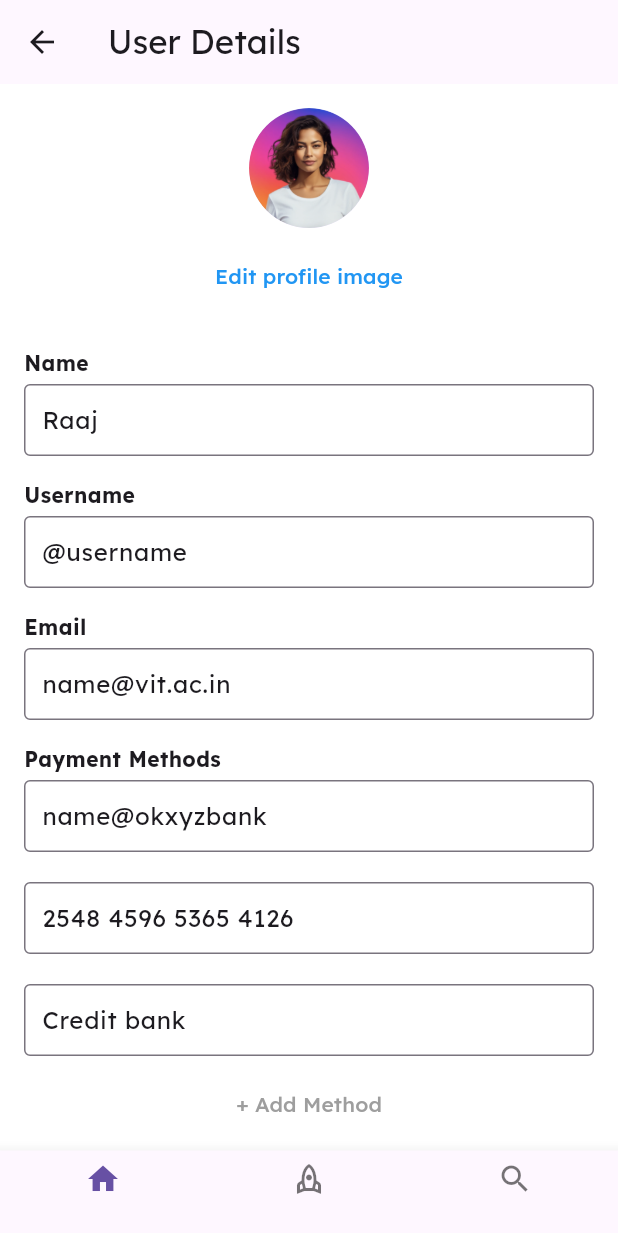
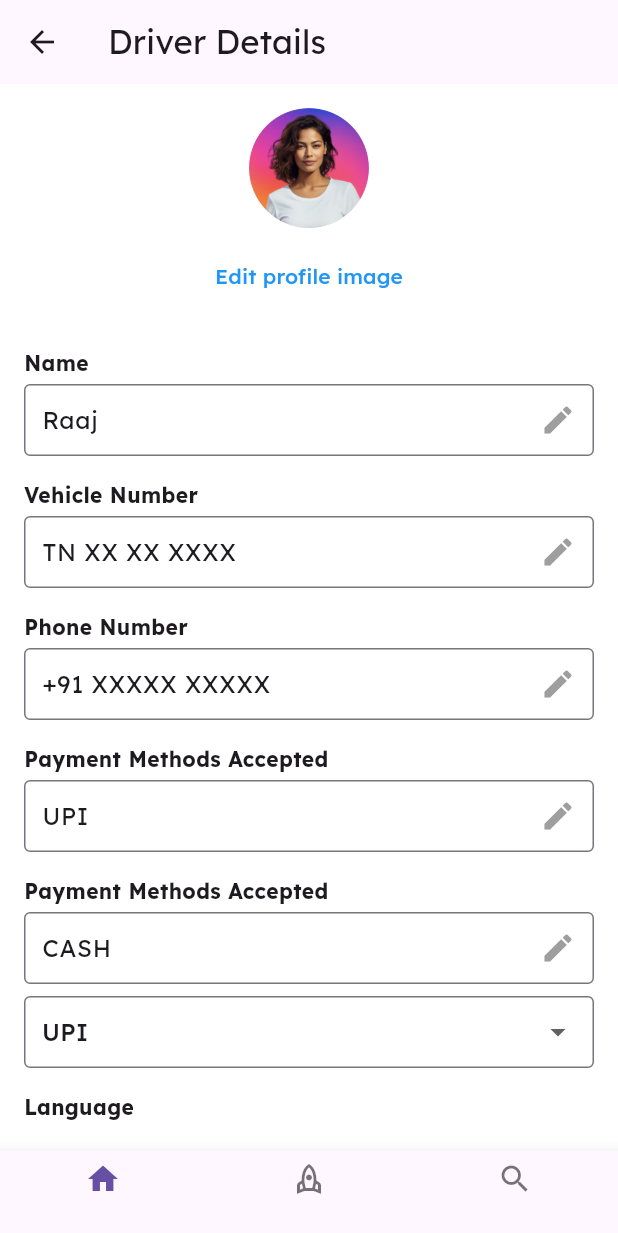
Before and after one commit to aditya030/Autohub_userside, a Flutter app: the screen it shows after launch, on a phone screen of 412 x 824 dp. Shown: the top 1233 px of the screen. Run offline on Flutter 3.47's test engine with Material 3 defaults, Android fonts, the phone set to English and light mode, and no system bars; our stand-ins replace flutter_map, flutter_rating_bar, latlong2.

Commit message:
developed the driver details page need to update the routes for bottom nav bar after discussion

```diff
--- a/lib/main.dart
+++ b/lib/main.dart
@@ -1,4 +1,5 @@
 import 'package:autohub_app/pages/auto_details_page.dart';
+import 'package:autohub_app/pages/driver_info_page.dart';
 import 'package:autohub_app/pages/home_page.dart';
 import 'package:autohub_app/pages/login_page.dart';
 import 'package:autohub_app/pages/ride_completion_page.dart';
@@ -21,7 +22,7 @@ class MyApp extends StatelessWidget {
         fontFamily: "Lexend",
         scaffoldBackgroundColor: AppColors.backgroundColor,
       ),
-      initialRoute: '/userdetails',
+      initialRoute: '/driverinfo',
       routes: {
         '/': (context) => LoginPage(),
         '/ride': (context) => MapRidePricePage(),
@@ -31,6 +32,8 @@ class MyApp extends StatelessWidget {
         '/ridecompletion': (context) => RideCompletion(),
         '/Auto_details': (context) => BookingPage(),
         '/userdetails': (context) => UserDetailsPage(),
+         '/driverinfo': (context) => DriverDetailsPage(),
+
       },
     );
   }
--- /dev/null
+++ b/lib/pages/driver_info_page.dart
@@ -0,0 +1,153 @@
+import 'package:flutter/material.dart';
+
+class DriverDetailsPage extends StatefulWidget {
+  @override
+  _DriverDetailsPageState createState() => _DriverDetailsPageState();
+}
+
+class _DriverDetailsPageState extends State<DriverDetailsPage> {
+  final TextEditingController nameController =
+      TextEditingController(text: 'Raaj');
+  final TextEditingController vehicleNumberController =
+      TextEditingController(text: 'TN XX XX XXXX');
+  final TextEditingController phoneNumberController =
+      TextEditingController(text: '+91 XXXXX XXXXX');
+  final TextEditingController languageController =
+      TextEditingController(text: 'Tamil, English, Hindi');
+  List<String> paymentMethods = ['UPI', 'CASH'];
+  String selectedPaymentMethod = 'UPI';
+
+  void _addPaymentMethod(String method) {
+    setState(() {
+      paymentMethods.add(method);
+      selectedPaymentMethod = method;
+    });
+  }
+
+  @override
+  Widget build(BuildContext context) {
+    return Scaffold(
+      appBar: AppBar(
+        title: Text('Driver Details'),
+        leading: IconButton(
+          icon: Icon(Icons.arrow_back),
+          onPressed: () {
+            Navigator.pop(context); // Handle back button press
+          },
+        ),
+      ),
+      body: Padding(
+        padding: EdgeInsets.all(16.0),
+        child: SingleChildScrollView(
+          child: Column(
+            children: [
+              CircleAvatar(
+                radius: 40,
+                backgroundImage: AssetImage(
+                    'assets/images/user2.png'), // Replace with user's profile image
+              ),
+              SizedBox(height: 8.0),
+              TextButton(
+                onPressed: () {
+                  // Handle edit profile image
+                },
+                child: Text(
+                  'Edit profile image',
+                  style: TextStyle(color: Colors.blue),
+                ),
+              ),
+              SizedBox(height: 16.0),
+              UserInfoField(label: 'Name', controller: nameController),
+              UserInfoField(
+                  label: 'Vehicle Number', controller: vehicleNumberController),
+              UserInfoField(
+                  label: 'Phone Number', controller: phoneNumberController),
+              ...paymentMethods.map((method) => UserInfoField(
+                    label: 'Payment Methods Accepted',
+                    controller: TextEditingController(text: method),
+                  )),
+              DropdownButtonFormField<String>(
+                decoration: InputDecoration(
+                  border: OutlineInputBorder(),
+                  contentPadding:
+                      EdgeInsets.symmetric(horizontal: 8.0, vertical: 12.0),
+                ),
+                value: selectedPaymentMethod,
+                items: ['UPI', 'Cash', 'Card']
+                    .map((method) => DropdownMenuItem<String>(
+                          value: method,
+                          child: Text(method),
+                        ))
+                    .toList(),
+                onChanged: (value) {
+                  if (value != null) {
+                    _addPaymentMethod(value);
+                  }
+                },
+              ),
+              SizedBox(height: 8.0),
+              UserInfoField(label: 'Language', controller: languageController),
+            ],
+          ),
+        ),
+      ),
+      bottomNavigationBar: BottomNavigationBar(
+        items: [
+          BottomNavigationBarItem(
+            icon: Icon(Icons.home),
+            label: '',
+          ),
+          BottomNavigationBarItem(
+            icon: Icon(Icons.rocket_outlined),
+            label: '',
+          ),
+          BottomNavigationBarItem(
+            icon: Icon(Icons.search),
+            label: '',
+          ),
+        ],
+      ),
+    );
+  }
+}
+
+class UserInfoField extends StatelessWidget {
+  final String label;
+  final TextEditingController controller;
+
+  UserInfoField({required this.label, required this.controller});
+
+  @override
+  Widget build(BuildContext context) {
+    return Padding(
+      padding: const EdgeInsets.symmetric(vertical: 8.0),
+      child: Column(
+        crossAxisAlignment: CrossAxisAlignment.start,
+        children: [
+          if (label.isNotEmpty)
+            Padding(
+              padding: const EdgeInsets.only(bottom: 4.0),
+              child: Text(
+                label,
+                style: TextStyle(fontWeight: FontWeight.bold),
+              ),
+            ),
+          TextFormField(
+            controller: controller,
+            decoration: InputDecoration(
+              border: OutlineInputBorder(),
+              contentPadding:
+                  EdgeInsets.symmetric(horizontal: 8.0, vertical: 12.0),
+              suffixIcon: IconButton(
+                icon: Icon(Icons.edit, color: Colors.grey),
+                onPressed: () {
+                  // Handle edit
+                },
+              ),
+            ),
+          ),
+        ],
+      ),
+    );
+  }
+}
```
